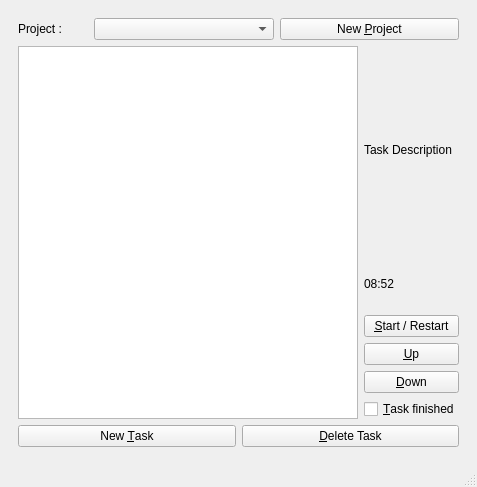
The window that mainwindow.ui (LouisVraie/projectManager) describes before a commit, drawn with Qt 5.
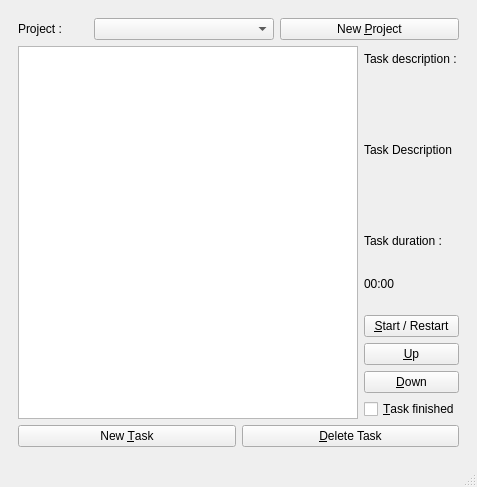
The same window after the commit.

Commit message: + clearHome & on_comboBoxHomeProject_currentIndexChanged

The edit to the form file:
```diff
--- a/mainwindow.ui
+++ b/mainwindow.ui
@@ -82,6 +82,19 @@
           </item>
           <item>
            <layout class="QVBoxLayout" name="verticalLayout_3">
+            <item>
+             <widget class="QLabel" name="labelHomeTaskDescriptionTitle">
+              <property name="maximumSize">
+               <size>
+                <width>16777215</width>
+                <height>25</height>
+               </size>
+              </property>
+              <property name="text">
+               <string>Task description :</string>
+              </property>
+             </widget>
+            </item>
             <item>
              <widget class="QLabel" name="labelHomeTaskDescription">
               <property name="text">
@@ -89,6 +102,19 @@
               </property>
              </widget>
             </item>
+            <item>
+             <widget class="QLabel" name="labelHomeTaskDurationTitle">
+              <property name="maximumSize">
+               <size>
+                <width>16777215</width>
+                <height>25</height>
+               </size>
+              </property>
+              <property name="text">
+               <string>Task duration :</string>
+              </property>
+             </widget>
+            </item>
             <item>
              <widget class="QLabel" name="labelHomeTaskDuration">
               <property name="maximumSize">
@@ -98,7 +124,7 @@
                </size>
               </property>
               <property name="text">
-               <string>08:52</string>
+               <string>00:00</string>
               </property>
              </widget>
             </item>
```
The commit also changes 3 other files.
